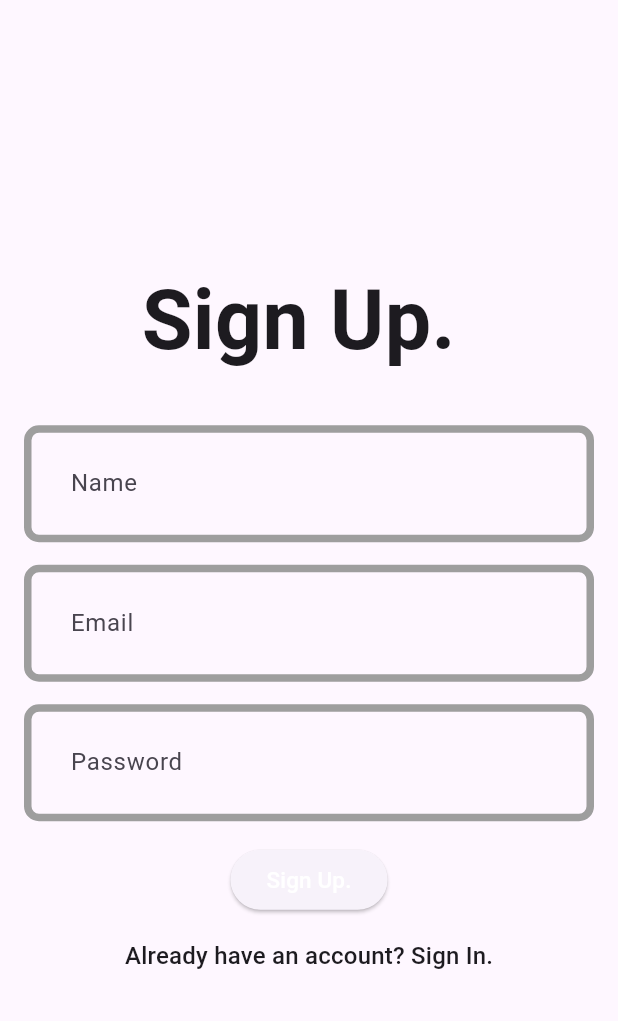
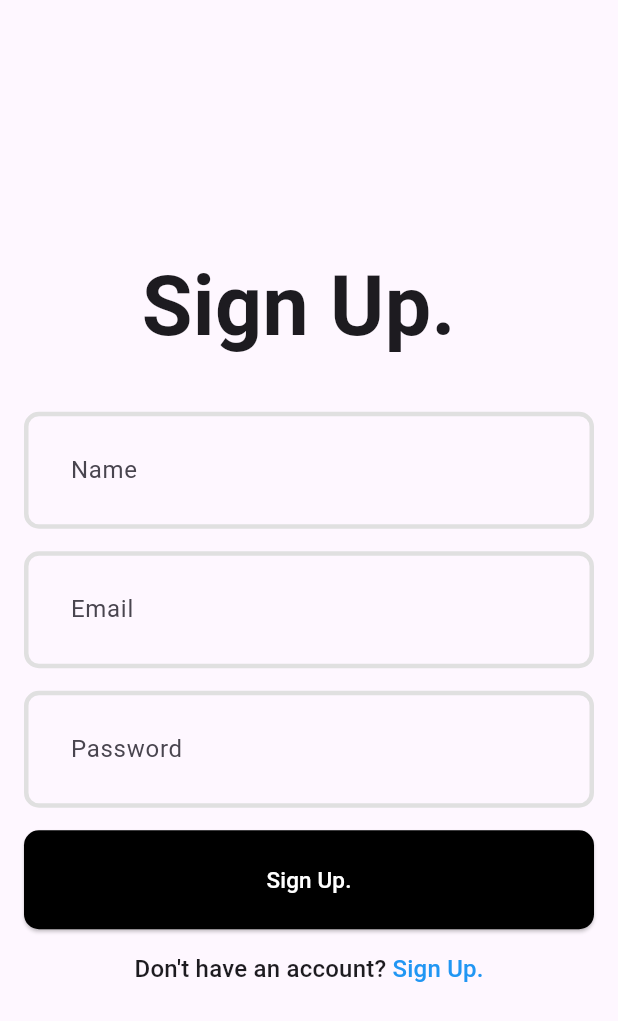
Before and after one commit to samuketema/mytask, a Flutter app: the screen it shows after launch, on a phone screen of 412 x 824 dp. Shown: the top 1021 px of the screen. Run offline on Flutter 3.47's test engine with Material 3 defaults, Android fonts, the phone set to English and light mode, and no system bars.

```diff
--- a/frontend/taskapp/lib/features/auth/pages/signup_page.dart
+++ b/frontend/taskapp/lib/features/auth/pages/signup_page.dart
@@ -1,4 +1,6 @@
+import 'package:flutter/gestures.dart';
 import 'package:flutter/material.dart';
+import 'package:taskapp/features/auth/pages/login_page.dart';
 
 class SignupPage extends StatefulWidget {
   const SignupPage({super.key});
@@ -75,12 +77,20 @@ class _SignupPageState extends State<SignupPage> {
               ),
               SizedBox(height: 15),
               RichText(
-
                 text: TextSpan(
-
-                  text: "Already have an account? ",
+                  text: "Don't have an account? ",
                   style: Theme.of(context).textTheme.titleMedium,
-                  children: [TextSpan(text: 'Sign In.')],
+                  children: [
+                    TextSpan(
+                      text: 'Sign Up.',
+                      style: TextStyle(color: Colors.blue),
+                      recognizer: TapGestureRecognizer()
+                        ..onTap = () {
+                          // Navigate back to signup
+                          Navigator.of(context).push(MaterialPageRoute(builder: (context)=>LoginPage()));
+                        },
+                    ),
+                  ],
                 ),
               ),
             ],
--- a/frontend/taskapp/lib/main.dart
+++ b/frontend/taskapp/lib/main.dart
@@ -14,22 +14,39 @@ class MyApp extends StatelessWidget {
     return MaterialApp(
       title: 'Task App',
       theme: ThemeData(
+        elevatedButtonTheme:ElevatedButtonThemeData(
+          style: ElevatedButton.styleFrom(
+            backgroundColor: Colors.black,
+            minimumSize: Size(double.infinity, 66),
+            shape: RoundedRectangleBorder(
+              borderRadius: BorderRadius.circular(10)
+            )
+          )
+        ),
         inputDecorationTheme:  InputDecorationTheme(
-            contentPadding: EdgeInsets.all(27),
+            contentPadding: EdgeInsets.all(27 ),
             enabledBorder: OutlineInputBorder(
               borderRadius: BorderRadius.circular(10),
               borderSide: BorderSide(
-                color: Colors.grey,
-                width:5
+                color: Colors.grey.shade300,
+                width:3
+              )
+            ),
+            errorBorder:OutlineInputBorder(
+              borderRadius: BorderRadius.circular(10),
+              borderSide: BorderSide(
+                color: Colors.red,
+                width:3
               )
             ),
             focusedBorder: OutlineInputBorder(
               borderRadius: BorderRadius.circular(10),
               borderSide: BorderSide(
-
+                width: 3
               ))
           ),
       ),
+
       home: SignupPage(),
     );
   }
```
Also changed, not shown: 6 other files.
